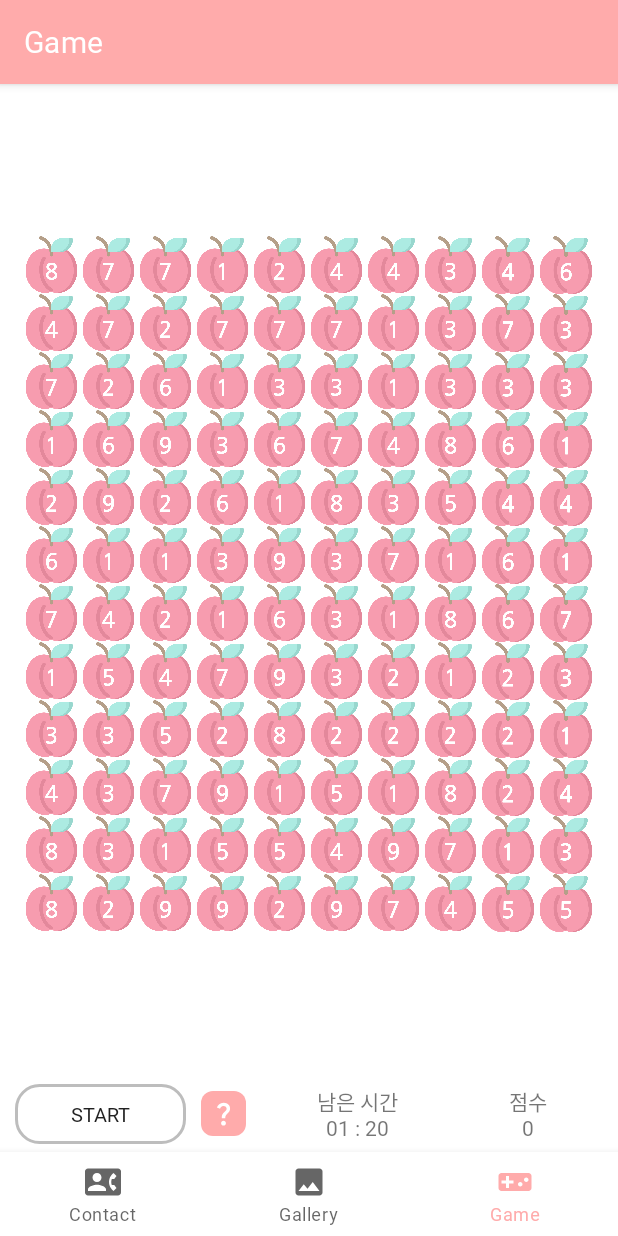
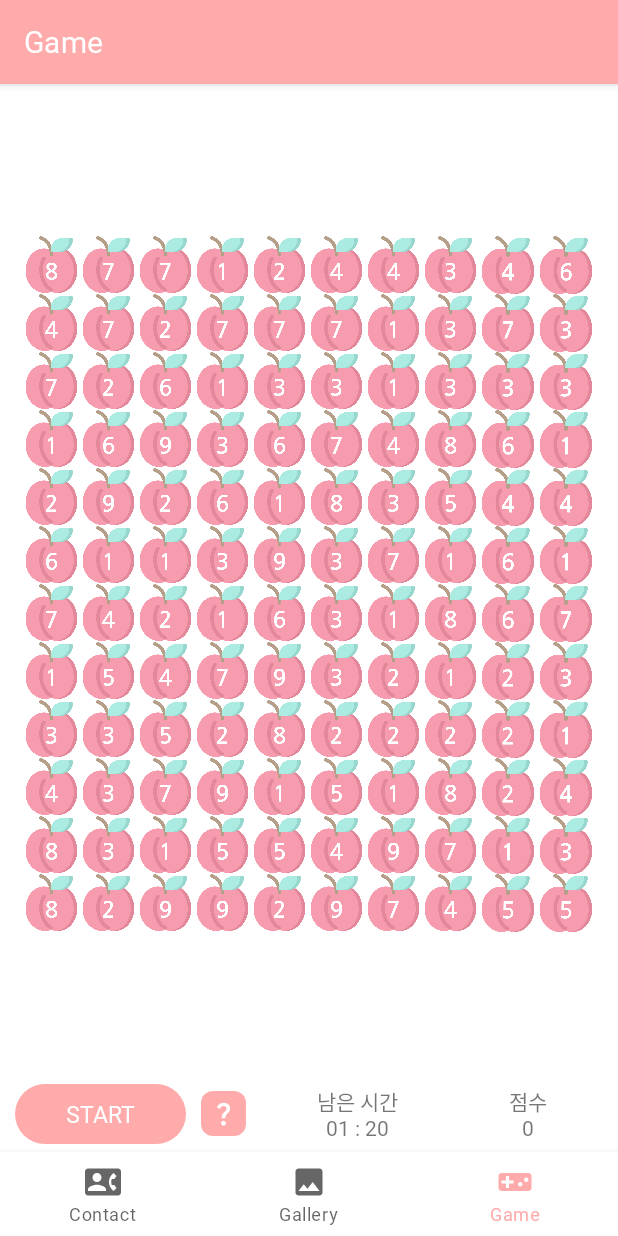
Before and after one commit to dycha0430/CS496_Project1, an Android app: the GameFragment screen opened through its navigation route, on a phone screen of 412 x 824 dp. Run offline under Robolectric (Android 15) with nearby library versions, the phone set to English and light mode, and no system bars; our stand-ins replace navigation-ui; 1 statement that could not run was skipped.

Commit message:
design fix

```diff
--- a/Project1/app/src/main/AndroidManifest.xml
+++ b/Project1/app/src/main/AndroidManifest.xml
@@ -32,6 +32,11 @@
             android:exported="false">
 
         </activity>
+
+        <activity android:name=".ui.game.HelpActivity"
+            >
+
+        </activity>
     </application>
 
 </manifest>
--- a/Project1/app/src/main/java/com/example/project1/ui/phone/PhoneTabFragment.java
+++ b/Project1/app/src/main/java/com/example/project1/ui/phone/PhoneTabFragment.java
@@ -156,6 +156,7 @@ public class PhoneTabFragment extends Fragment {
         imageBtn.setText("프로필 이미지");
         imageBtn.setTextSize(18);
         imageBtn.setBackground(ContextCompat.getDrawable(context, R.drawable.radius));
+        imageBtn.setTextColor(Color.parseColor("#FFFFFFFF"));
 
         imageBtn.setSingleLine(true);
 
@@ -277,7 +278,7 @@ public class PhoneTabFragment extends Fragment {
 
             // Bitmap to Byte array
             ByteArrayOutputStream stream = new ByteArrayOutputStream();
-            bitmap.compress(Bitmap.CompressFormat.PNG, 100, stream);
+            bitmap.compress(Bitmap.CompressFormat.JPEG, 50, stream);
             byte[] byteArray = stream.toByteArray();
             bitmap.recycle();
 
--- a/Project1/app/src/main/res/drawable/ic_baseline_call_24.xml
+++ b/Project1/app/src/main/res/drawable/ic_baseline_call_24.xml
@@ -3,7 +3,7 @@
     android:height="24dp"
     android:viewportWidth="24"
     android:viewportHeight="24"
-    android:tint="?attr/colorSecondaryVariant">
+    android:tint="@color/pink">
   <path
       android:fillColor="@android:color/white"
       android:pathData="M20.01,15.38c-1.23,0 -2.42,-0.2 -3.53,-0.56 -0.35,-0.12 -0.74,-0.03 -1.01,0.24l-1.57,1.97c-2.83,-1.35 -5.48,-3.9 -6.89,-6.83l1.95,-1.66c0.27,-0.28 0.35,-0.67 0.24,-1.02 -0.37,-1.11 -0.56,-2.3 -0.56,-3.53 0,-0.54 -0.45,-0.99 -0.99,-0.99H4.19C3.65,3 3,3.24 3,3.99 3,13.28 10.73,21 20.01,21c0.71,0 0.99,-0.63 0.99,-1.18v-3.45c0,-0.54 -0.45,-0.99 -0.99,-0.99z"/>
--- a/Project1/app/src/main/res/drawable/radius.xml
+++ b/Project1/app/src/main/res/drawable/radius.xml
@@ -1,12 +1,7 @@
 <?xml version="1.0" encoding="utf-8"?>
 <shape xmlns:android="http://schemas.android.com/apk/res/android"
     android:shape="rectangle" android:padding = "10dp">
-    <solid android:color="#ffffff"></solid>
+    <solid android:color="@color/pink"></solid>
     <corners
-        android:bottomLeftRadius="15dp"
-        android:bottomRightRadius="15dp"
-        android:topLeftRadius="15dp"
-        android:topRightRadius="15dp"></corners>
-    <stroke android:width="2dp"
-        android:color="#BDBDBD"></stroke>
+        android:radius="20dp"></corners>
 </shape>
--- /dev/null
+++ b/Project1/app/src/main/res/layout/activity_help.xml
@@ -0,0 +1,6 @@
+<?xml version="1.0" encoding="utf-8"?>
+<androidx.constraintlayout.widget.ConstraintLayout xmlns:android="http://schemas.android.com/apk/res/android"
+    android:layout_width="match_parent"
+    android:layout_height="match_parent">
+
+</androidx.constraintlayout.widget.ConstraintLayout>
--- a/Project1/app/src/main/res/layout/fragment_game.xml
+++ b/Project1/app/src/main/res/layout/fragment_game.xml
@@ -1198,7 +1198,8 @@
             android:singleLine="true"
             android:text="START"
             android:background="@drawable/radius"
-            android:textSize="13sp"/>
+            android:textColor="@color/white"
+            android:textSize="15sp"/>
 
         <androidx.cardview.widget.CardView
             android:layout_width="30dp"
--- a/Project1/app/src/main/res/values/colors.xml
+++ b/Project1/app/src/main/res/values/colors.xml
@@ -8,4 +8,5 @@
     <color name="black">#FF000000</color>
     <color name="white">#FFFFFFFF</color>
     <color name="pink">#FFFFABAB</color>
+    <color name="transparent">#1A000000</color>
 </resources>
```
Also changed, not shown: Project1/app/src/main/java/com/example/project1/ui/game/GameFragment.java (+10 -0 lines), Project1/app/src/main/java/com/example/project1/ui/game/HelpActivity.java (added, +20 -0 lines), Project1/app/src/main/res/drawable/ic_baseline_play_arrow_24.xml (added, +10 -0 lines), Project1/app/src/main/res/values/themes.xml (+11 -0 lines).
